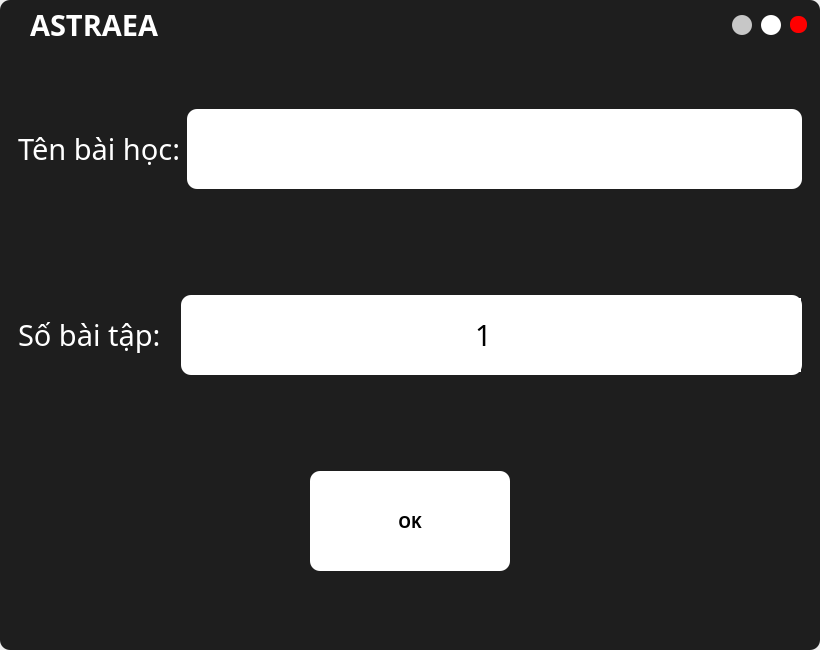
Old version of the form UI_Files/edit_form.ui in the repository hoangm960/Astraea.
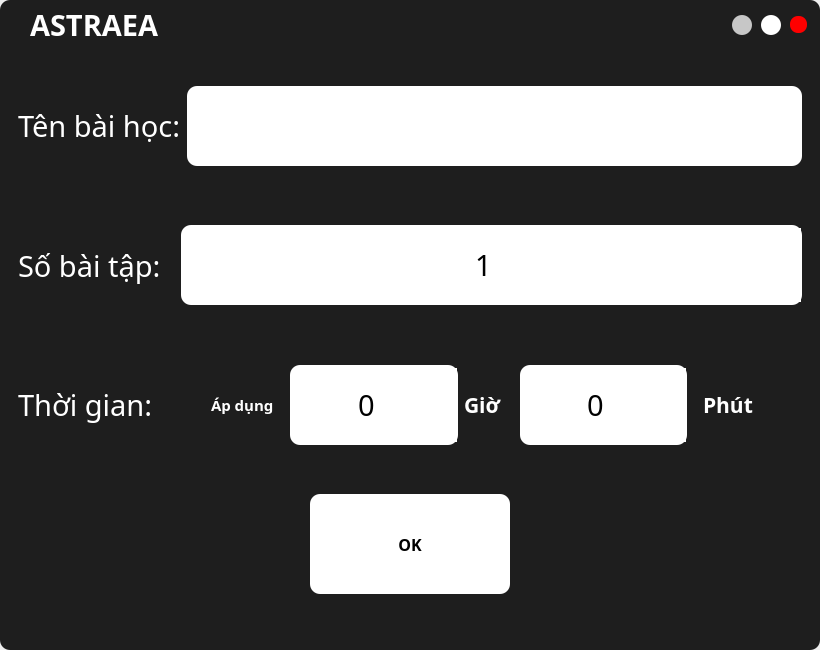
New version of the form. Icons and pictures are not drawn.

The edit to the form file:
```diff
--- a/UI_Files/edit_form.ui
+++ b/UI_Files/edit_form.ui
@@ -493,6 +493,323 @@
                    </layout>
                   </widget>
                  </item>
+                 <item>
+                  <widget class="QFrame" name="num_frame_2">
+                   <property name="frameShape">
+                    <enum>QFrame::StyledPanel</enum>
+                   </property>
+                   <property name="frameShadow">
+                    <enum>QFrame::Raised</enum>
+                   </property>
+                   <layout class="QHBoxLayout" name="horizontalLayout_7">
+                    <property name="spacing">
+                     <number>20</number>
+                    </property>
+                    <item>
+                     <widget class="QLabel" name="num_label_2">
+                      <property name="minimumSize">
+                       <size>
+                        <width>0</width>
+                        <height>0</height>
+                       </size>
+                      </property>
+                      <property name="font">
+                       <font>
+                        <family>iCiel Effra</family>
+                        <pointsize>22</pointsize>
+                       </font>
+                      </property>
+                      <property name="text">
+                       <string>Thời gian:</string>
+                      </property>
+                     </widget>
+                    </item>
+                    <item>
+                     <widget class="QFrame" name="frame">
+                      <property name="minimumSize">
+                       <size>
+                        <width>100</width>
+                        <height>0</height>
+                       </size>
+                      </property>
+                      <property name="frameShape">
+                       <enum>QFrame::StyledPanel</enum>
+                      </property>
+                      <property name="frameShadow">
+                       <enum>QFrame::Raised</enum>
+                      </property>
+                      <layout class="QGridLayout" name="gridLayout_2">
+                       <item row="0" column="1">
+                        <widget class="QSpinBox" name="Hours_entry">
+                         <property name="sizePolicy">
+                          <sizepolicy hsizetype="Expanding" vsizetype="Fixed">
+                           <horstretch>0</horstretch>
+                           <verstretch>0</verstretch>
+                          </sizepolicy>
+                         </property>
+                         <property name="minimumSize">
+                          <size>
+                           <width>0</width>
+                           <height>80</height>
+                          </size>
+                         </property>
+                         <property name="font">
+                          <font>
+                           <family>Corbel</family>
+                           <pointsize>22</pointsize>
+                          </font>
+                         </property>
+                         <property name="styleSheet">
+                          <string notr="true">QSpinBox {
+	border-radius: 10px;
+	color: rgb(0, 0, 0);
+	background-color: rgb(255, 255, 255);
+}
+QSpinBox::up-button {
+	background-color: rgb(255, 255, 255);
+	border-radius: 10px;
+}
+
+QSpinBox::up-button:hover {
+	background-color: rgb(223, 223, 223);
+}
+
+QSpinBox::up-button:pressed {
+	background-color: rgb(207, 207, 207);
+}
+
+QSpinBox::down-button {
+	background-color: rgb(255, 255, 255);
+	border-radius: 10px;
+}
+
+QSpinBox::down-button:hover {
+	background-color: rgb(223, 223, 223);
+}
+
+QSpinBox::down-button:pressed {
+	background-color: rgb(207, 207, 207);
+}
+
+QSpinBox::up-arrow {
+	image: url(:/images/icons/plus.png);
+    width: 20px;
+    height: 20px;
+}
+
+QSpinBox::down-arrow {
+	image: url(:/images/icons/minus.png);
+    width: 20px;
+    height: 20px;
+}</string>
+                         </property>
+                         <property name="alignment">
+                          <set>Qt::AlignCenter</set>
+                         </property>
+                         <property name="suffix">
+                          <string/>
+                         </property>
+                         <property name="minimum">
+                          <number>0</number>
+                         </property>
+                         <property name="maximum">
+                          <number>24</number>
+                         </property>
+                        </widget>
+                       </item>
+                       <item row="0" column="3">
+                        <widget class="QSpinBox" name="Minutes_entry">
+                         <property name="sizePolicy">
+                          <sizepolicy hsizetype="Expanding" vsizetype="Fixed">
+                           <horstretch>0</horstretch>
+                           <verstretch>0</verstretch>
+                          </sizepolicy>
+                         </property>
+                         <property name="minimumSize">
+                          <size>
+                           <width>0</width>
+                           <height>80</height>
+                          </size>
+                         </property>
+                         <property name="font">
+                          <font>
+                           <family>Corbel</family>
+                           <pointsize>22</pointsize>
+                          </font>
+                         </property>
+                         <property name="styleSheet">
+                          <string notr="true">QSpinBox {
+	border-radius: 10px;
+	color: rgb(0, 0, 0);
+	background-color: rgb(255, 255, 255);
+}
+QSpinBox::up-button {
+	background-color: rgb(255, 255, 255);
+	border-radius: 10px;
+}
+
+QSpinBox::up-button:hover {
+	background-color: rgb(223, 223, 223);
+}
+
+QSpinBox::up-button:pressed {
+	background-color: rgb(207, 207, 207);
+}
+
+QSpinBox::down-button {
+	background-color: rgb(255, 255, 255);
+	border-radius: 10px;
+}
+
+QSpinBox::down-button:hover {
+	background-color: rgb(223, 223, 223);
+}
+
+QSpinBox::down-button:pressed {
+	background-color: rgb(207, 207, 207);
+}
+
+QSpinBox::up-arrow {
+	image: url(:/images/icons/plus.png);
+    width: 20px;
+    height: 20px;
+}
+
+QSpinBox::down-arrow {
+	image: url(:/images/icons/minus.png);
+    width: 20px;
+    height: 20px;
+}</string>
+                         </property>
+                         <property name="alignment">
+                          <set>Qt::AlignCenter</set>
+                         </property>
+                         <property name="suffix">
+                          <string/>
+                         </property>
+                         <property name="minimum">
+                          <number>0</number>
+                         </property>
+                         <property name="maximum">
+                          <number>60</number>
+                         </property>
+                        </widget>
+                       </item>
+                       <item row="0" column="0">
+                        <widget class="QFrame" name="frame_2">
+                         <property name="minimumSize">
+                          <size>
+                           <width>100</width>
+                           <height>0</height>
+                          </size>
+                         </property>
+                         <property name="frameShape">
+                          <enum>QFrame::StyledPanel</enum>
+                         </property>
+                         <property name="frameShadow">
+                          <enum>QFrame::Raised</enum>
+                         </property>
+                         <layout class="QGridLayout" name="gridLayout">
+                          <item row="0" column="0">
+                           <widget class="QCheckBox" name="checkBox">
+                            <property name="font">
+                             <font>
+                              <family>Segoe UI Black</family>
+                              <pointsize>11</pointsize>
+                              <weight>75</weight>
+                              <bold>true</bold>
+                             </font>
+                            </property>
+                            <property name="styleSheet">
+                             <string notr="true">color: rgb(255, 255, 255);
+background: transparent;</string>
+                            </property>
+                            <property name="text">
+                             <string>Áp dụng</string>
+                            </property>
+                           </widget>
+                          </item>
+                         </layout>
+                        </widget>
+                       </item>
+                       <item row="0" column="4">
+                        <widget class="QFrame" name="frame_3">
+                         <property name="minimumSize">
+                          <size>
+                           <width>100</width>
+                           <height>0</height>
+                          </size>
+                         </property>
+                         <property name="frameShape">
+                          <enum>QFrame::StyledPanel</enum>
+                         </property>
+                         <property name="frameShadow">
+                          <enum>QFrame::Raised</enum>
+                         </property>
+                         <widget class="QLabel" name="label_2">
+                          <property name="geometry">
+                           <rect>
+                            <x>10</x>
+                            <y>0</y>
+                            <width>51</width>
+                            <height>80</height>
+                           </rect>
+                          </property>
+                          <property name="minimumSize">
+                           <size>
+                            <width>50</width>
+                            <height>0</height>
+                           </size>
+                          </property>
+                          <property name="font">
+                           <font>
+                            <family>Segoe UI Black</family>
+                            <pointsize>16</pointsize>
+                            <weight>75</weight>
+                            <bold>true</bold>
+                           </font>
+                          </property>
+                          <property name="styleSheet">
+                           <string notr="true">color: rgb(255, 255, 255);
+background: transparent;</string>
+                          </property>
+                          <property name="text">
+                           <string>Phút</string>
+                          </property>
+                         </widget>
+                        </widget>
+                       </item>
+                       <item row="0" column="2">
+                        <widget class="QLabel" name="label">
+                         <property name="minimumSize">
+                          <size>
+                           <width>50</width>
+                           <height>0</height>
+                          </size>
+                         </property>
+                         <property name="font">
+                          <font>
+                           <family>Segoe UI Black</family>
+                           <pointsize>16</pointsize>
+                           <weight>75</weight>
+                           <bold>true</bold>
+                          </font>
+                         </property>
+                         <property name="styleSheet">
+                          <string notr="true">color: rgb(255, 255, 255);
+background: transparent;</string>
+                         </property>
+                         <property name="text">
+                          <string>Giờ</string>
+                         </property>
+                        </widget>
+                       </item>
+                      </layout>
+                     </widget>
+                    </item>
+                   </layout>
+                  </widget>
+                 </item>
                  <item>
                   <widget class="QFrame" name="confirm_frame">
                    <property name="styleSheet">
```
Left out of the diff: 35 changed lines with no effect on the pictures.
